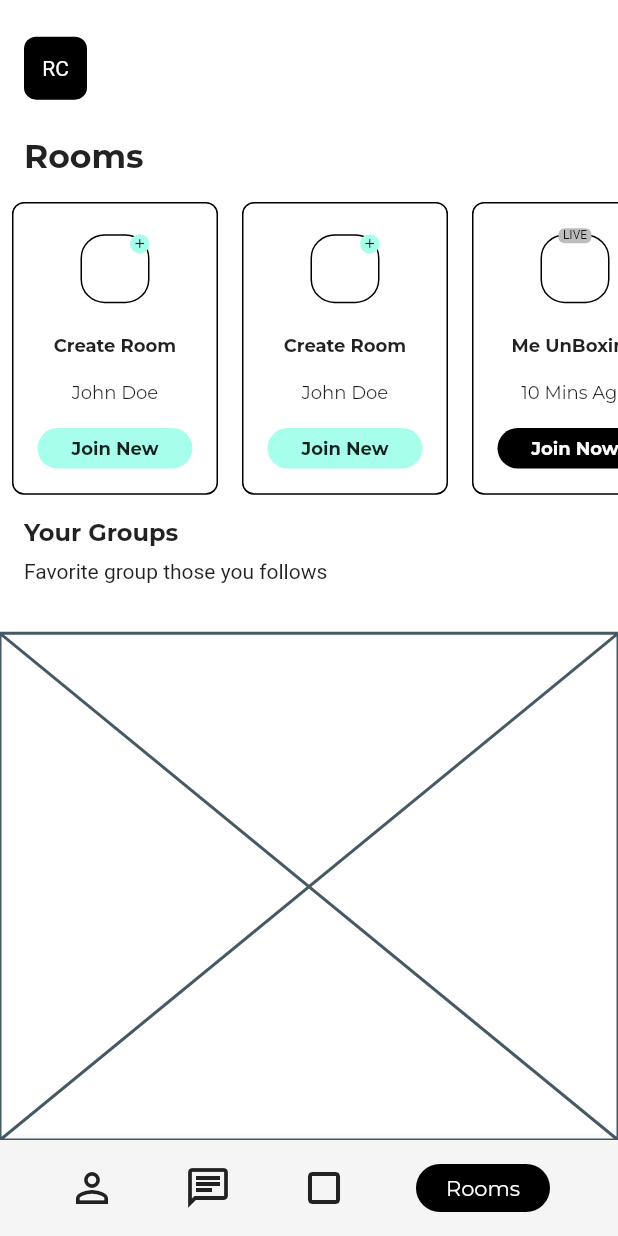
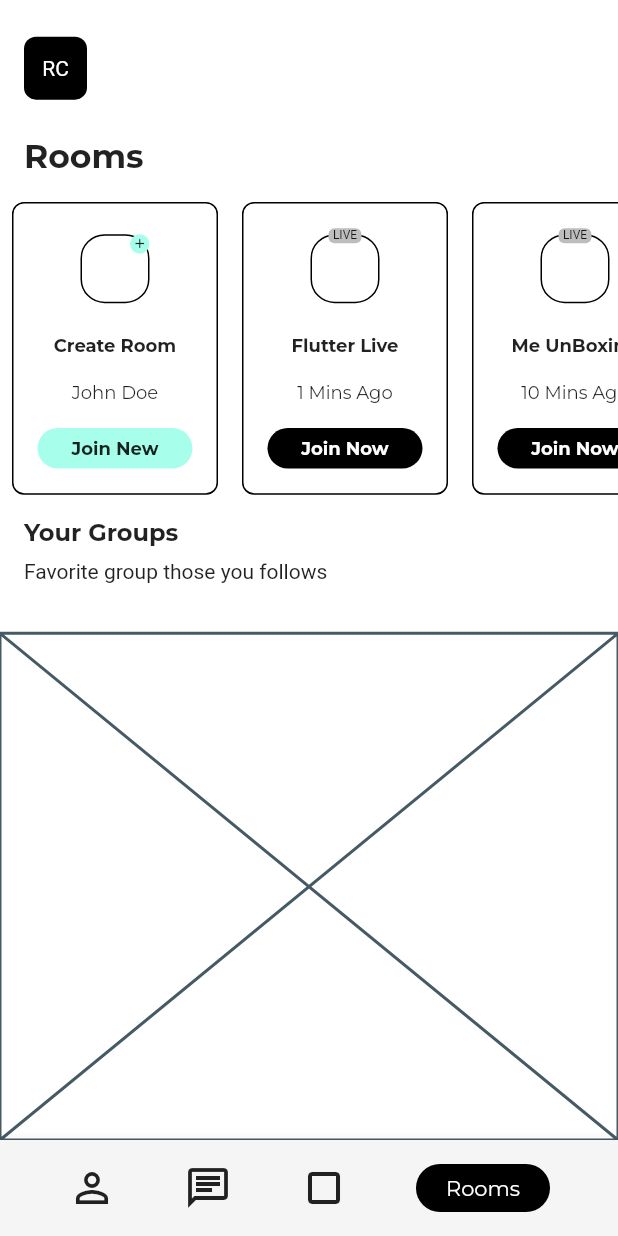
Before and after one commit to JAICHANGPARK/flutter_notebook_8th_story, a Flutter app: the RoomsPage screen opened by its route, on a phone screen of 412 x 824 dp. Run offline on Flutter 3.47's test engine with Material 2 defaults, Android fonts, the phone set to English and light mode, and no system bars; our stand-ins replace badges, flutter_hooks, google_fonts, hooks_riverpod, state_notifier.

Commit message:
Update rooms_page.dart

```diff
--- a/lib/ep588_social_app/rooms_page.dart
+++ b/lib/ep588_social_app/rooms_page.dart
@@ -161,20 +161,21 @@ class _RoomsPageState extends State<RoomsPage> {
                                       ),
                                     ),
                                     Positioned(
-                                      right: 4,
-                                      top: 4,
+                                      right: 16,
+                                      top: 0,
+                                      left: 16,
                                       child: Container(
-                                        height: 13,
-                                        width: 13,
+                                        height: 10,
+                                        width: 24,
                                         decoration: BoxDecoration(
-                                          color: Colors.tealAccent[100],
-                                          shape: BoxShape.circle,
+                                            color: Colors.grey[400],
+                                            borderRadius: BorderRadius.circular(4)
                                         ),
                                         child: Center(
-                                          child: Icon(
-                                            Icons.add,
-                                            size: 10,
-                                          ),
+                                            child: Text("LIVE", style: TextStyle(
+                                              fontSize: 8,
+
+                                            ),)
                                         ),
                                       ),
                                     )
@@ -182,24 +183,25 @@ class _RoomsPageState extends State<RoomsPage> {
                                 ),
                               ),
                               Text(
-                                "Create Room",
+                                "Flutter Live",
                                 style: GoogleFonts.montserrat(fontWeight: FontWeight.bold, fontSize: 12),
                               ),
                               Text(
-                                "John Doe",
+                                "1 Mins Ago",
                                 style: GoogleFonts.montserrat(fontSize: 12),
                               ),
                               Container(
                                 margin: EdgeInsets.symmetric(horizontal: 16),
                                 padding: EdgeInsets.symmetric(horizontal: 8, vertical: 6),
                                 decoration: BoxDecoration(
-                                    color: Colors.tealAccent[100], borderRadius: BorderRadius.circular(16)),
+                                    color: Colors.black, borderRadius: BorderRadius.circular(16)),
                                 child: Center(
                                   child: Text(
-                                    "Join New",
+                                    "Join Now",
                                     style: GoogleFonts.montserrat(
-                                      fontSize: 12,
-                                      fontWeight: FontWeight.bold,
+                                        fontSize: 12,
+                                        fontWeight: FontWeight.bold,
+                                        color: Colors.white
                                     ),
                                   ),
                                 ),
```
